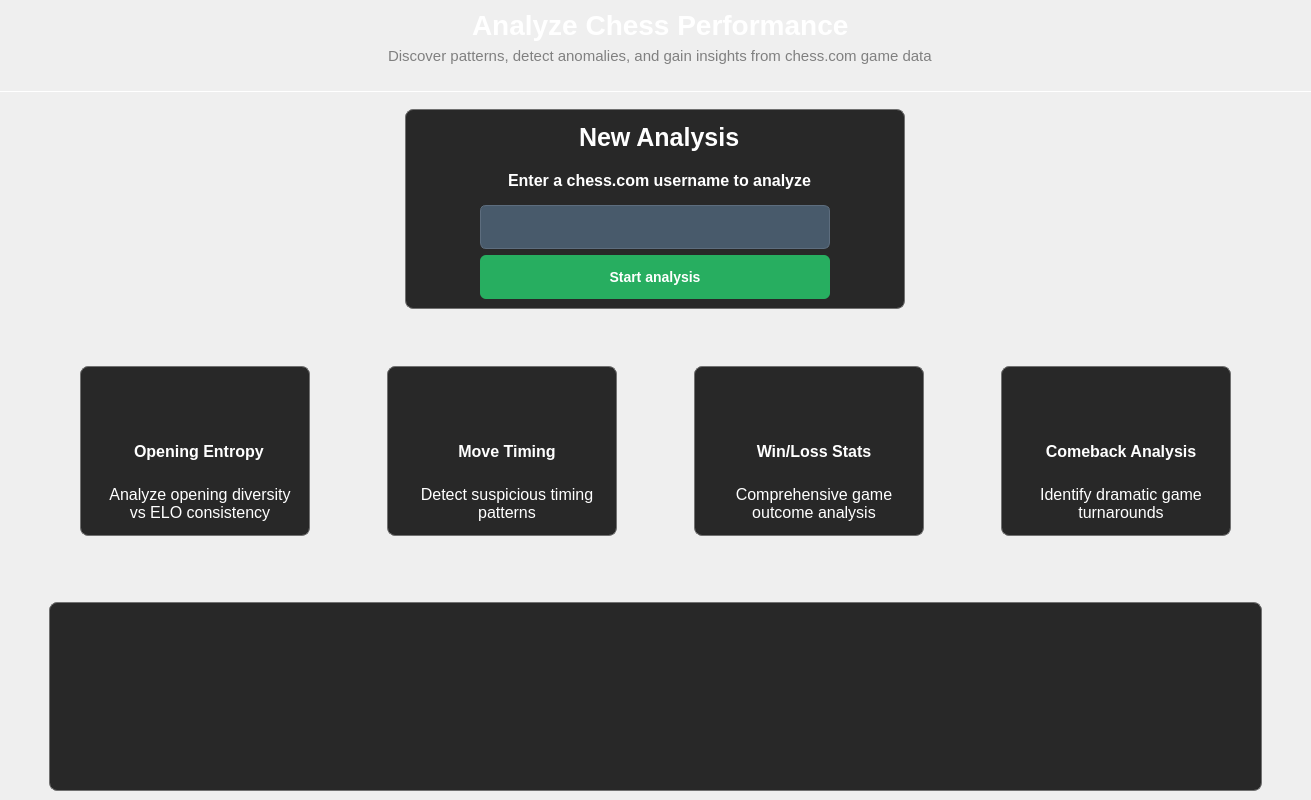
Above: formmainpagewidget.ui from JesusRamosMembrive/ChessAnalyzerQtWidgets before the change. Below: the same form after it.
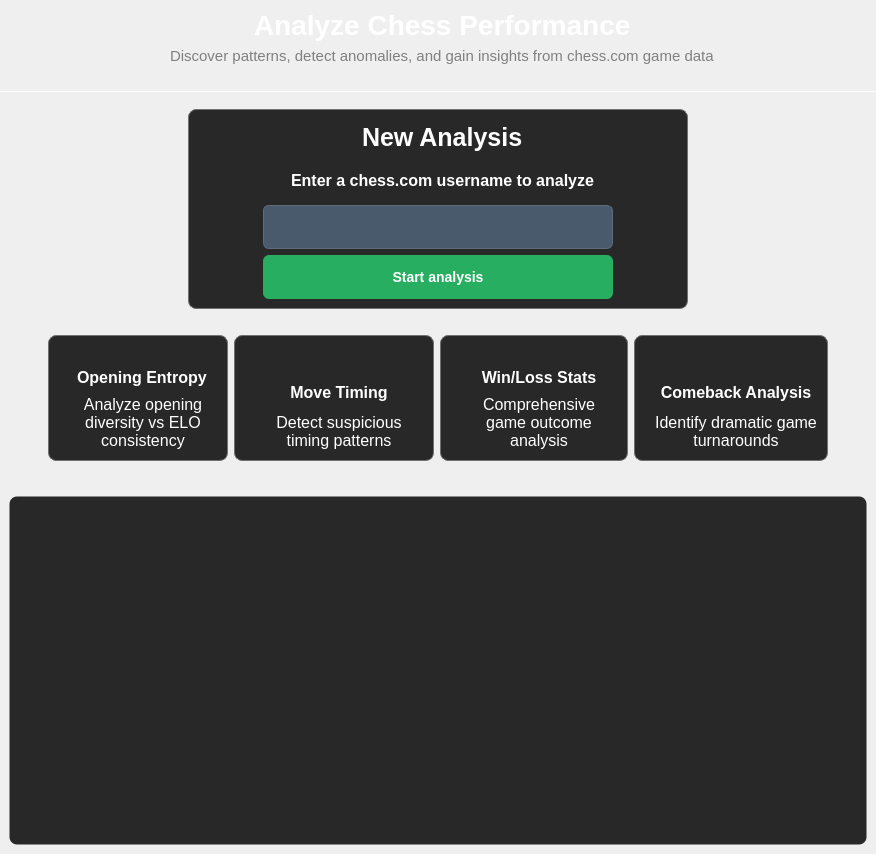
That is the form after the change. Icons and pictures are not drawn.

Commit message: get access to the server and process the list of players

```diff
--- a/formmainpagewidget.ui
+++ b/formmainpagewidget.ui
@@ -6,8 +6,8 @@
    <rect>
     <x>0</x>
     <y>0</y>
-    <width>1311</width>
-    <height>800</height>
+    <width>876</width>
+    <height>854</height>
    </rect>
   </property>
   <property name="minimumSize">
@@ -38,12 +38,93 @@
    <property name="verticalSpacing">
     <number>17</number>
    </property>
+   <item row="1" column="0">
+    <widget class="Line" name="lineSeparationHeader">
+     <property name="maximumSize">
+      <size>
+       <width>16777215</width>
+       <height>1</height>
+      </size>
+     </property>
+     <property name="styleSheet">
+      <string notr="true">background-color: white;</string>
+     </property>
+     <property name="lineWidth">
+      <number>1</number>
+     </property>
+     <property name="orientation">
+      <enum>Qt::Orientation::Horizontal</enum>
+     </property>
+    </widget>
+   </item>
+   <item row="0" column="0">
+    <widget class="QFrame" name="headerLayoutFrame">
+     <property name="sizePolicy">
+      <sizepolicy hsizetype="Minimum" vsizetype="Preferred">
+       <horstretch>0</horstretch>
+       <verstretch>0</verstretch>
+      </sizepolicy>
+     </property>
+     <property name="maximumSize">
+      <size>
+       <width>16777215</width>
+       <height>100</height>
+      </size>
+     </property>
+     <property name="styleSheet">
+      <string notr="true"/>
+     </property>
+     <property name="frameShape">
+      <enum>QFrame::Shape::NoFrame</enum>
+     </property>
+     <property name="frameShadow">
+      <enum>QFrame::Shadow::Raised</enum>
+     </property>
+     <layout class="QGridLayout" name="gridLayout_3">
+      <property name="verticalSpacing">
+       <number>6</number>
+      </property>
+      <item row="0" column="0" alignment="Qt::AlignmentFlag::AlignHCenter">
+       <widget class="QLabel" name="labelTitleHeader">
+        <property name="styleSheet">
+         <string notr="true">color: white; font-size: 28px; font-weight: bold; margin-left: 10px;</string>
+        </property>
+        <property name="text">
+         <string>Analyze Chess Performance</string>
+        </property>
+       </widget>
+      </item>
+      <item row="1" column="0" alignment="Qt::AlignmentFlag::AlignHCenter">
+       <widget class="QLabel" name="labelSubTItleHeader">
+        <property name="styleSheet">
+         <string notr="true">color: gray; font-size: 15px; font-weight: regular; margin-left: 10px;</string>
+        </property>
+        <property name="text">
+         <string>Discover patterns, detect anomalies, and gain insights from chess.com game data</string>
+        </property>
+       </widget>
+      </item>
+     </layout>
+    </widget>
+   </item>
    <item row="3" column="0">
     <widget class="QFrame" name="frameCards">
+     <property name="sizePolicy">
+      <sizepolicy hsizetype="Preferred" vsizetype="Maximum">
+       <horstretch>0</horstretch>
+       <verstretch>0</verstretch>
+      </sizepolicy>
+     </property>
      <property name="minimumSize">
       <size>
        <width>0</width>
-       <height>250</height>
+       <height>0</height>
+      </size>
+     </property>
+     <property name="maximumSize">
+      <size>
+       <width>16777215</width>
+       <height>150</height>
       </size>
      </property>
      <property name="styleSheet">
@@ -56,107 +137,18 @@
       <enum>QFrame::Shadow::Raised</enum>
      </property>
      <layout class="QGridLayout" name="gridLayout_2">
-      <item row="0" column="0">
-       <widget class="QFrame" name="frameOpeningCard">
-        <property name="minimumSize">
-         <size>
-          <width>230</width>
-          <height>170</height>
-         </size>
-        </property>
-        <property name="maximumSize">
-         <size>
-          <width>230</width>
-          <height>170</height>
-         </size>
-        </property>
-        <property name="styleSheet">
-         <string notr="true">background-color: rgb(40,40,40);
-border: 1px solid rgb(113, 113, 113);
-border-radius: 8px;
-
-color: #FFFFFF;
-</string>
-        </property>
-        <property name="frameShape">
-         <enum>QFrame::Shape::NoFrame</enum>
-        </property>
-        <property name="frameShadow">
-         <enum>QFrame::Shadow::Raised</enum>
-        </property>
-        <layout class="QGridLayout" name="gridLayout_5">
-         <item row="1" column="0" alignment="Qt::AlignmentFlag::AlignHCenter">
-          <widget class="QLabel" name="labelOpeningTitle">
-           <property name="styleSheet">
-            <string notr="true">color: white; font-size: 16px; font-weight: bold; margin-left: 10px;
-border-color:transparent;</string>
-           </property>
-           <property name="text">
-            <string>Opening Entropy</string>
-           </property>
-           <property name="wordWrap">
-            <bool>true</bool>
-           </property>
-          </widget>
-         </item>
-         <item row="0" column="0" alignment="Qt::AlignmentFlag::AlignHCenter">
-          <widget class="QLabel" name="openingImage">
-           <property name="maximumSize">
-            <size>
-             <width>60</width>
-             <height>60</height>
-            </size>
-           </property>
-           <property name="styleSheet">
-            <string notr="true">border-color:transparent;</string>
-           </property>
-           <property name="text">
-            <string/>
-           </property>
-           <property name="pixmap">
-            <pixmap resource="assets.qrc">:/Assets/Images/entropia.png</pixmap>
-           </property>
-           <property name="scaledContents">
-            <bool>true</bool>
-           </property>
-           <property name="wordWrap">
-            <bool>false</bool>
-           </property>
-          </widget>
-         </item>
-         <item row="2" column="0">
-          <widget class="QLabel" name="labelOpeningExplication">
-           <property name="styleSheet">
-            <string notr="true">color: white; font-size: 16px; 
- margin-left: 10px;
-border-color:transparent;</string>
-           </property>
-           <property name="text">
-            <string>Analyze opening diversity vs ELO consistency</string>
-           </property>
-           <property name="alignment">
-            <set>Qt::AlignmentFlag::AlignCenter</set>
-           </property>
-           <property name="wordWrap">
-            <bool>true</bool>
-           </property>
-          </widget>
-         </item>
-        </layout>
-       </widget>
-      </item>
-      <item row="0" column="1">
+      <item row="0" column="2">
        <widget class="QFrame" name="frameMoveTimingCard">
         <property name="minimumSize">
          <size>
-          <width>230</width>
-          <height>170</height>
+          <width>180</width>
+          <height>120</height>
          </size>
         </property>
         <property name="maximumSize">
          <size>
-          <width>230</width>
-          <height>170</height>
+          <width>200</width>
+          <height>180</height>
          </size>
         </property>
         <property name="styleSheet">
@@ -178,8 +170,8 @@
           <widget class="QLabel" name="moveTimingImage">
            <property name="maximumSize">
             <size>
-             <width>60</width>
-             <height>60</height>
+             <width>40</width>
+             <height>40</height>
             </size>
            </property>
            <property name="styleSheet">
@@ -234,18 +226,18 @@
         </layout>
        </widget>
       </item>
-      <item row="0" column="2">
+      <item row="0" column="3">
        <widget class="QFrame" name="frameWinLossCard">
         <property name="minimumSize">
          <size>
-          <width>230</width>
-          <height>170</height>
+          <width>180</width>
+          <height>120</height>
          </size>
         </property>
         <property name="maximumSize">
          <size>
-          <width>230</width>
-          <height>170</height>
+          <width>200</width>
+          <height>180</height>
          </size>
         </property>
         <property name="styleSheet">
@@ -302,8 +294,8 @@
           <widget class="QLabel" name="winLossImage">
            <property name="maximumSize">
             <size>
-             <width>60</width>
-             <height>60</height>
+             <width>40</width>
+             <height>40</height>
             </size>
            </property>
            <property name="styleSheet">
@@ -326,18 +318,107 @@
         <zorder>winLossImage</zorder>
        </widget>
       </item>
-      <item row="0" column="3">
+      <item row="0" column="1">
+       <widget class="QFrame" name="frameOpeningCard">
+        <property name="minimumSize">
+         <size>
+          <width>180</width>
+          <height>120</height>
+         </size>
+        </property>
+        <property name="maximumSize">
+         <size>
+          <width>200</width>
+          <height>180</height>
+         </size>
+        </property>
+        <property name="styleSheet">
+         <string notr="true">background-color: rgb(40,40,40);
+border: 1px solid rgb(113, 113, 113);
+border-radius: 8px;
+
+color: #FFFFFF;
+</string>
+        </property>
+        <property name="frameShape">
+         <enum>QFrame::Shape::NoFrame</enum>
+        </property>
+        <property name="frameShadow">
+         <enum>QFrame::Shadow::Raised</enum>
+        </property>
+        <layout class="QGridLayout" name="gridLayout_5">
+         <item row="1" column="0" alignment="Qt::AlignmentFlag::AlignHCenter">
+          <widget class="QLabel" name="labelOpeningTitle">
+           <property name="styleSheet">
+            <string notr="true">color: white; font-size: 16px; font-weight: bold; margin-left: 10px;
+border-color:transparent;</string>
+           </property>
+           <property name="text">
+            <string>Opening Entropy</string>
+           </property>
+           <property name="wordWrap">
+            <bool>true</bool>
+           </property>
+          </widget>
+         </item>
+         <item row="0" column="0" alignment="Qt::AlignmentFlag::AlignHCenter">
+          <widget class="QLabel" name="openingImage">
+           <property name="maximumSize">
+            <size>
+             <width>40</width>
+             <height>40</height>
+            </size>
+           </property>
+           <property name="styleSheet">
+            <string notr="true">border-color:transparent;</string>
+           </property>
+           <property name="text">
+            <string/>
+           </property>
+           <property name="pixmap">
+            <pixmap resource="assets.qrc">:/Assets/Images/entropia.png</pixmap>
+           </property>
+           <property name="scaledContents">
+            <bool>true</bool>
+           </property>
+           <property name="wordWrap">
+            <bool>false</bool>
+           </property>
+          </widget>
+         </item>
+         <item row="2" column="0">
+          <widget class="QLabel" name="labelOpeningExplication">
+           <property name="styleSheet">
+            <string notr="true">color: white; font-size: 16px; 
+ margin-left: 10px;
+border-color:transparent;</string>
+           </property>
+           <property name="text">
+            <string>Analyze opening diversity vs ELO consistency</string>
+           </property>
+           <property name="alignment">
+            <set>Qt::AlignmentFlag::AlignCenter</set>
+           </property>
+           <property name="wordWrap">
+            <bool>true</bool>
+           </property>
+          </widget>
+         </item>
+        </layout>
+       </widget>
+      </item>
+      <item row="0" column="4">
        <widget class="QFrame" name="frameComebackCard">
         <property name="minimumSize">
          <size>
-          <width>230</width>
-          <height>170</height>
+          <width>180</width>
+          <height>120</height>
          </size>
         </property>
         <property name="maximumSize">
          <size>
-          <width>230</width>
-          <height>170</height>
+          <width>200</width>
+          <height>180</height>
          </size>
         </property>
         <property name="styleSheet">
@@ -376,8 +457,8 @@
           <widget class="QLabel" name="comebackImage">
            <property name="maximumSize">
             <size>
-             <width>60</width>
-             <height>60</height>
+             <width>40</width>
+             <height>40</height>
             </size>
            </property>
            <property name="styleSheet">
@@ -415,79 +496,11 @@
         </layout>
        </widget>
       </item>
-     </layout>
-    </widget>
-   </item>
-   <item row="0" column="0">
-    <widget class="QFrame" name="headerLayoutFrame">
-     <property name="sizePolicy">
-      <sizepolicy hsizetype="Minimum" vsizetype="Preferred">
-       <horstretch>0</horstretch>
-       <verstretch>0</verstretch>
-      </sizepolicy>
-     </property>
-     <property name="maximumSize">
-      <size>
-       <width>16777215</width>
-       <height>100</height>
-      </size>
-     </property>
-     <property name="styleSheet">
-      <string notr="true"/>
-     </property>
-     <property name="frameShape">
-      <enum>QFrame::Shape::NoFrame</enum>
-     </property>
-     <property name="frameShadow">
-      <enum>QFrame::Shadow::Raised</enum>
-     </property>
-     <layout class="QGridLayout" name="gridLayout_3">
-      <property name="verticalSpacing">
-       <number>6</number>
-      </property>
-      <item row="0" column="0" alignment="Qt::AlignmentFlag::AlignHCenter">
-       <widget class="QLabel" name="labelTitleHeader">
-        <property name="styleSheet">
-         <string notr="true">color: white; font-size: 28px; font-weight: bold; margin-left: 10px;</string>
-        </property>
-        <property name="text">
-         <string>Analyze Chess Performance</string>
-        </property>
-       </widget>
-      </item>
-      <item row="1" column="0" alignment="Qt::AlignmentFlag::AlignHCenter">
-       <widget class="QLabel" name="labelSubTItleHeader">
-        <property name="styleSheet">
-         <string notr="true">color: gray; font-size: 15px; font-weight: regular; margin-left: 10px;</string>
-        </property>
-        <property name="text">
-         <string>Discover patterns, detect anomalies, and gain insights from chess.com game data</string>
-        </property>
-       </widget>
-      </item>
-     </layout>
-    </widget>
-   </item>
-   <item row="4" column="0">
-    <widget class="QFrame" name="analyzedPlayersFrame">
-     <property name="styleSheet">
-      <string notr="true"/>
-     </property>
-     <property name="frameShape">
-      <enum>QFrame::Shape::NoFrame</enum>
-     </property>
-     <property name="frameShadow">
-      <enum>QFrame::Shadow::Raised</enum>
-     </property>
-     <layout class="QGridLayout" name="gridLayout_10">
       <item row="0" column="0">
-       <spacer name="horizontalSpacer">
+       <spacer name="horizontalSpacer_3">
         <property name="orientation">
          <enum>Qt::Orientation::Horizontal</enum>
         </property>
-        <property name="sizeType">
-         <enum>QSizePolicy::Policy::Maximum</enum>
-        </property>
         <property name="sizeHint" stdset="0">
          <size>
           <width>40</width>
@@ -496,50 +509,11 @@
         </property>
        </spacer>
       </item>
-      <item row="0" column="1">
-       <widget class="QFrame" name="frameAnalyzedPlayer">
-        <property name="sizePolicy">
-         <sizepolicy hsizetype="Preferred" vsizetype="Expanding">
-          <horstretch>0</horstretch>
-          <verstretch>0</verstretch>
-         </sizepolicy>
-        </property>
-        <property name="minimumSize">
-         <size>
-          <width>230</width>
-          <height>170</height>
-         </size>
-        </property>
-        <property name="maximumSize">
-         <size>
-          <width>16777215</width>
-          <height>16777215</height>
-         </size>
-        </property>
-        <property name="styleSheet">
-         <string notr="true">background-color: rgb(40,40,40);
-border: 1px solid rgb(113, 113, 113);
-border-radius: 8px;
-
-color: #FFFFFF;
-</string>
-        </property>
-        <property name="frameShape">
-         <enum>QFrame::Shape::NoFrame</enum>
-        </property>
-        <property name="frameShadow">
-         <enum>QFrame::Shadow::Raised</enum>
-        </property>
-       </widget>
-      </item>
-      <item row="0" column="2">
-       <spacer name="horizontalSpacer_2">
+      <item row="0" column="5">
+       <spacer name="horizontalSpacer_4">
         <property name="orientation">
          <enum>Qt::Orientation::Horizontal</enum>
         </property>
-        <property name="sizeType">
-         <enum>QSizePolicy::Policy::Maximum</enum>
-        </property>
         <property name="sizeHint" stdset="0">
          <size>
           <width>40</width>
@@ -675,23 +649,60 @@
      </layout>
     </widget>
    </item>
-   <item row="1" column="0">
-    <widget class="Line" name="lineSeparationHeader">
-     <property name="maximumSize">
-      <size>
-       <width>16777215</width>
-       <height>1</height>
-      </size>
+   <item row="4" column="0">
+    <widget class="QFrame" name="analyzedPlayersFrame">
+     <property name="sizePolicy">
+      <sizepolicy hsizetype="Preferred" vsizetype="Expanding">
+       <horstretch>0</horstretch>
+       <verstretch>0</verstretch>
+      </sizepolicy>
      </property>
      <property name="styleSheet">
-      <string notr="true">background-color: white;</string>
+      <string notr="true"/>
      </property>
-     <property name="lineWidth">
-      <number>1</number>
+     <property name="frameShape">
+      <enum>QFrame::Shape::NoFrame</enum>
      </property>
-     <property name="orientation">
-      <enum>Qt::Orientation::Horizontal</enum>
+     <property name="frameShadow">
+      <enum>QFrame::Shadow::Raised</enum>
      </property>
+     <layout class="QGridLayout" name="gridLayout_10">
+      <item row="0" column="0">
+       <widget class="QFrame" name="frameAnalyzedPlayer">
+        <property name="sizePolicy">
+         <sizepolicy hsizetype="Preferred" vsizetype="Expanding">
+          <horstretch>0</horstretch>
+          <verstretch>0</verstretch>
+         </sizepolicy>
+        </property>
+        <property name="minimumSize">
+         <size>
+          <width>230</width>
+          <height>170</height>
+         </size>
+        </property>
+        <property name="maximumSize">
+         <size>
+          <width>1200</width>
+          <height>16777215</height>
+         </size>
+        </property>
+        <property name="styleSheet">
+         <string notr="true">background-color: rgb(40,40,40);
+border: 1px solid transparent;
+border-radius: 8px;
+color: #FFFFFF;
+</string>
+        </property>
+        <property name="frameShape">
+         <enum>QFrame::Shape::NoFrame</enum>
+        </property>
+        <property name="frameShadow">
+         <enum>QFrame::Shadow::Raised</enum>
+        </property>
+       </widget>
+      </item>
+     </layout>
     </widget>
    </item>
   </layout>
```
The commit also changes 32 other files.
